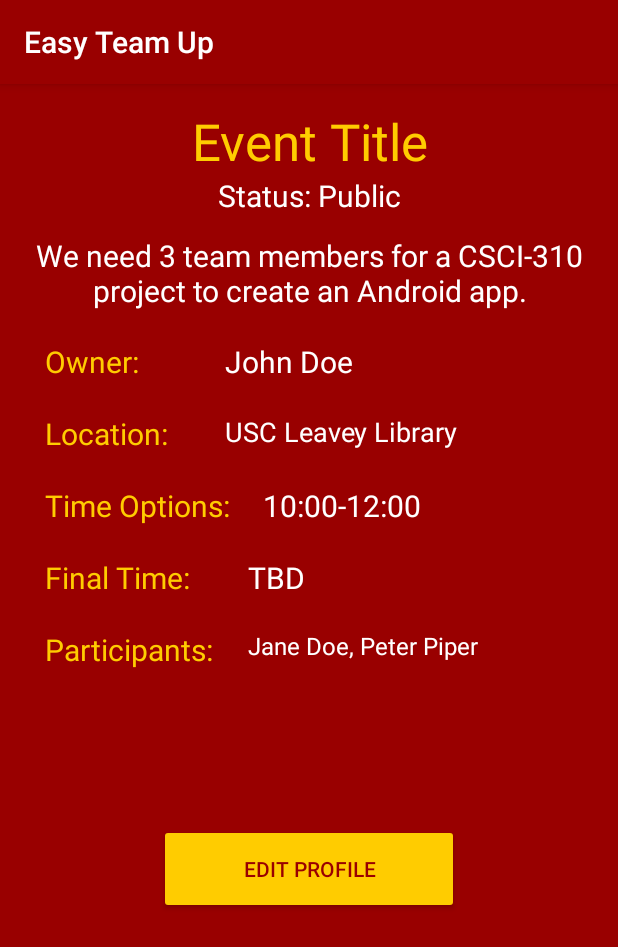
After one commit to udurairaj/csci310-project2, an Android app: the EventDetailsActivity screen opened directly, with no data from a screen before it, on a phone screen of 412 x 824 dp. The commit adds this screen. Shown: the top 947 px of the screen. Run offline under Robolectric (Android 15) with nearby library versions, the light colour scheme and no system bars.

Commit message:
more work

```diff
--- /dev/null
+++ b/app/src/main/java/com/example/project2/EventDetailsActivity.java
@@ -0,0 +1,31 @@
+package com.example.project2;
+
+import androidx.appcompat.app.AppCompatActivity;
+
+import android.os.Bundle;
+import android.view.View;
+
+public class EventDetailsActivity extends AppCompatActivity {
+
+    @Override
+    protected void onCreate(Bundle savedInstanceState) {
+        super.onCreate(savedInstanceState);
+        setContentView(R.layout.activity_event_details);
+        // if user is owner, edit button
+        // if user is invited, join or decline button
+        // if user is accepted, withdraw button
+        // if user is viewing public event, join button
+
+
+        // if time generated, set final time and remove time options
+    }
+
+    public void onClickEventDetailsButton(View view) {
+        // if user is owner, transfer to create event page
+        // if user is joins event, add to event
+        // if user withdraws from event, remove from event and return to home page
+        // if user joins event, add to event
+
+        // MIGHT NEED SEPARATE FUNCTIONS FOR EACH BUTTON OPTION
+    }
+}
--- /dev/null
+++ b/app/src/main/res/layout/activity_event_details.xml
@@ -0,0 +1,190 @@
+<?xml version="1.0" encoding="utf-8"?>
+<androidx.constraintlayout.widget.ConstraintLayout xmlns:android="http://schemas.android.com/apk/res/android"
+    xmlns:app="http://schemas.android.com/apk/res-auto"
+    xmlns:tools="http://schemas.android.com/tools"
+    android:layout_width="match_parent"
+    android:layout_height="match_parent"
+    android:background="#990000"
+    android:backgroundTint="#990000"
+    tools:context=".EventDetailsActivity">
+
+    <TextView
+        android:id="@+id/nameDetailsView"
+        android:layout_width="415dp"
+        android:layout_height="wrap_content"
+        android:layout_marginTop="15dp"
+        android:text="Event Title"
+        android:textAlignment="center"
+        android:textColor="#FFCC00"
+        android:textSize="34sp"
+        app:layout_constraintEnd_toEndOf="parent"
+        app:layout_constraintStart_toStartOf="parent"
+        app:layout_constraintTop_toTopOf="parent" />
+
+
+    <TextView
+        android:id="@+id/statusPublicDetailsView"
+        android:layout_width="match_parent"
+        android:layout_height="40dp"
+        android:ems="10"
+        android:text="Status: Public"
+        android:textAlignment="center"
+        android:textColor="#FFFFFF"
+        android:textColorHint="#FFFFFF"
+        android:textSize="20sp"
+        app:layout_constraintStart_toEndOf="parent"
+        app:layout_constraintTop_toBottomOf="@+id/nameDetailsView" />
+
+    <TextView
+        android:id="@+id/descriptionDetailsView"
+        android:layout_width="match_parent"
+        android:layout_height="wrap_content"
+        android:layout_marginStart="20dp"
+        android:layout_marginEnd="20dp"
+        android:ems="10"
+        android:text="We need 3 team members for a CSCI-310 project to create an Android app."
+        android:textAlignment="center"
+        android:textColor="#FFFFFF"
+        android:textColorHint="#FFFFFF"
+        android:textSize="20sp"
+        app:layout_constraintStart_toStartOf="parent"
+        app:layout_constraintTop_toBottomOf="@+id/statusPublicDetailsView" />
+
+
+    <TextView
+        android:id="@+id/ownerDetailsText"
+        android:layout_width="100dp"
+        android:layout_height="48dp"
+        android:layout_marginStart="30dp"
+        android:layout_marginTop="20dp"
+        android:text="Owner:"
+        android:textColor="#FFCC00"
+        android:textSize="20sp"
+        app:layout_constraintStart_toStartOf="parent"
+        app:layout_constraintTop_toBottomOf="@+id/descriptionDetailsView" />
+
+    <TextView
+        android:id="@+id/locationDetailsText"
+        android:layout_width="100dp"
+        android:layout_height="48dp"
+        android:layout_marginStart="30dp"
+        android:text="Location:"
+        android:textColor="#FFCC00"
+        android:textSize="20sp"
+        app:layout_constraintStart_toStartOf="parent"
+        app:layout_constraintTop_toBottomOf="@+id/ownerDetailsText" />
+
+    <TextView
+        android:id="@+id/timeOptionsDetailsText"
+        android:layout_width="125dp"
+        android:layout_height="48dp"
+        android:layout_marginStart="30dp"
+        android:text="Time Options:"
+        android:textColor="#FFCC00"
+        android:textSize="20sp"
+        app:layout_constraintStart_toStartOf="parent"
+        app:layout_constraintTop_toBottomOf="@+id/locationDetailsText" />
+
+    <TextView
+        android:id="@+id/finalTimeDetailsText"
+        android:layout_width="115dp"
+        android:layout_height="48dp"
+        android:layout_marginStart="30dp"
+        android:text="Final Time:"
+        android:textColor="#FFCC00"
+        android:textSize="20sp"
+        app:layout_constraintStart_toStartOf="parent"
+        app:layout_constraintTop_toBottomOf="@+id/timeOptionsDetailsText" />
+
+    <TextView
+        android:id="@+id/participantsDetailsText"
+        android:layout_width="115dp"
+        android:layout_height="48dp"
+        android:layout_marginStart="30dp"
+        android:text="Participants:"
+        android:textColor="#FFCC00"
+        android:textSize="20sp"
+        app:layout_constraintStart_toStartOf="parent"
+        app:layout_constraintTop_toBottomOf="@+id/finalTimeDetailsText" />
+
+    <TextView
+        android:id="@+id/ownerDetailsView"
+        android:layout_width="200dp"
+        android:layout_height="48dp"
+        android:layout_marginStart="20dp"
+        android:layout_marginTop="20dp"
+        android:ems="10"
+        android:text="John Doe"
+        android:textColor="#FFFFFF"
+        android:textColorHint="#FFFFFF"
+        android:textSize="20sp"
+        app:layout_constraintStart_toEndOf="@+id/ownerDetailsText"
+        app:layout_constraintTop_toBottomOf="@+id/descriptionDetailsView" />
+
+    <TextView
+        android:id="@+id/locationDetailsView"
+        android:layout_width="200dp"
+        android:layout_height="48dp"
+        android:layout_marginStart="20dp"
+        android:ems="10"
+        android:text="USC Leavey Library"
+        android:textColor="#FFFFFF"
+        android:textColorHint="#FFFFFF"
+        android:textColorLink="#FFFFFF"
+        android:textSize="18sp"
+        app:layout_constraintStart_toEndOf="@+id/locationDetailsText"
+        app:layout_constraintTop_toBottomOf="@+id/ownerDetailsView" />
+
+    <TextView
+        android:id="@+id/timeOptionsDetailsView"
+        android:layout_width="200dp"
+        android:layout_height="48dp"
+        android:layout_marginStart="20dp"
+        android:ems="10"
+        android:text="10:00-12:00"
+        android:textColor="#FFFFFF"
+        android:textColorHint="#FFFFFF"
+        android:textSize="20sp"
+        app:layout_constraintStart_toEndOf="@+id/timeOptionsDetailsText"
+        app:layout_constraintTop_toBottomOf="@+id/locationDetailsView" />
+
+    <TextView
+        android:id="@+id/finalTimeDetailsView"
+        android:layout_width="200dp"
+        android:layout_height="48dp"
+        android:layout_marginStart="20dp"
+        android:ems="10"
+        android:text="TBD"
+        android:textColor="#FFFFFF"
+        android:textColorHint="#FFFFFF"
+        android:textSize="20sp"
+        app:layout_constraintStart_toEndOf="@+id/finalTimeDetailsText"
+        app:layout_constraintTop_toBottomOf="@+id/timeOptionsDetailsText" />
+
+    <TextView
+        android:id="@+id/participantsDetailsView"
+        android:layout_width="200dp"
+        android:layout_height="100dp"
+        android:layout_marginStart="20dp"
+        android:ems="10"
+        android:text="Jane Doe, Peter Piper"
+        android:textColor="#FFFFFF"
+        android:textColorHint="#FFFFFF"
+        android:textSize="16sp"
+        app:layout_constraintStart_toEndOf="@+id/participantsDetailsText"
+        app:layout_constraintTop_toBottomOf="@+id/finalTimeDetailsView" />
+
+    <Button
+        android:id="@+id/confirmProfileChangesButton"
+        android:layout_width="200dp"
+        android:layout_height="60dp"
+        android:layout_marginTop="30dp"
+        android:backgroundTint="#FFCC00"
+        android:text="Edit Profile"
+        android:textColor="#990000"
+        android:onClick="onClickEventDetailsButton"
+        app:layout_constraintEnd_toEndOf="parent"
+        app:layout_constraintStart_toStartOf="parent"
+        app:layout_constraintTop_toBottomOf="@+id/participantsDetailsView" />
+
+</androidx.constraintlayout.widget.ConstraintLayout>
```
Also changed, not shown: app/build.gradle (+7 -0 lines), app/src/main/AndroidManifest.xml (+9 -3 lines), app/src/main/java/com/example/project2/CreateEventPostActivity.java (+17 -6 lines), app/src/main/java/com/example/project2/SetDueTimeActivity.java (added, +24 -0 lines), app/src/main/res/layout/activity_create_event_post.xml (+36 -38 lines), app/src/main/res/layout/activity_set_due_time.xml (added, +90 -0 lines).
